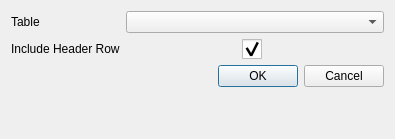
Before: the Qt Designer form csv_dialog.ui in usnistgov/5G-NR-LTE-Sidelink-Capacity-Estimator, drawn with Qt 5.
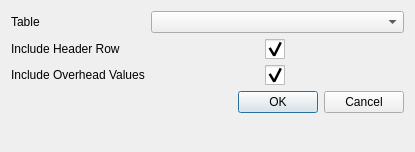
After: the same form once the commit is applied.

Commit message: Add optional overhead export for NR CSV export

What changed in the file:
```diff
--- a/csv_dialog.ui
+++ b/csv_dialog.ui
@@ -9,8 +9,8 @@
    <rect>
     <x>0</x>
     <y>0</y>
-    <width>395</width>
-    <height>139</height>
+    <width>415</width>
+    <height>152</height>
    </rect>
   </property>
   <property name="windowTitle">
@@ -33,54 +33,7 @@
    <item row="0" column="1">
     <widget class="QComboBox" name="comboTable"/>
    </item>
-   <item row="1" column="0">
-    <widget class="QLabel" name="lblHeader">
-     <property name="text">
-      <string>Include Header Row</string>
-     </property>
-    </widget>
-   </item>
-   <item row="1" column="1">
-    <layout class="QHBoxLayout" name="horizontalLayout">
-     <item>
-      <spacer name="horizontalSpacer">
-       <property name="orientation">
-        <enum>Qt::Horizontal</enum>
-       </property>
-       <property name="sizeHint" stdset="0">
-        <size>
-         <width>40</width>
-         <height>20</height>
-        </size>
-       </property>
-      </spacer>
-     </item>
-     <item>
-      <widget class="QCheckBox" name="checkHeaders">
-       <property name="text">
-        <string/>
-       </property>
-       <property name="checked">
-        <bool>true</bool>
-       </property>
-      </widget>
-     </item>
-     <item>
-      <spacer name="horizontalSpacer_2">
-       <property name="orientation">
-        <enum>Qt::Horizontal</enum>
-       </property>
-       <property name="sizeHint" stdset="0">
-        <size>
-         <width>40</width>
-         <height>20</height>
-        </size>
-       </property>
-      </spacer>
-     </item>
-    </layout>
-   </item>
-   <item row="2" column="1">
+   <item row="6" column="1">
     <widget class="QDialogButtonBox" name="buttons">
      <property name="orientation">
       <enum>Qt::Horizontal</enum>
@@ -90,6 +43,100 @@
      </property>
     </widget>
    </item>
+   <item row="3" column="1">
+    <layout class="QHBoxLayout" name="hlHeader">
+     <item>
+      <spacer name="horizontalSpacer">
+       <property name="orientation">
+        <enum>Qt::Horizontal</enum>
+       </property>
+       <property name="sizeHint" stdset="0">
+        <size>
+         <width>40</width>
+         <height>20</height>
+        </size>
+       </property>
+      </spacer>
+     </item>
+     <item>
+      <widget class="QCheckBox" name="checkOverhead">
+       <property name="text">
+        <string/>
+       </property>
+       <property name="checked">
+        <bool>true</bool>
+       </property>
+      </widget>
+     </item>
+     <item>
+      <spacer name="horizontalSpacer_2">
+       <property name="orientation">
+        <enum>Qt::Horizontal</enum>
+       </property>
+       <property name="sizeHint" stdset="0">
+        <size>
+         <width>40</width>
+         <height>20</height>
+        </size>
+       </property>
+      </spacer>
+     </item>
+    </layout>
+   </item>
+   <item row="2" column="1">
+    <layout class="QHBoxLayout" name="hlOverhead">
+     <item>
+      <spacer name="horizontalSpacer_3">
+       <property name="orientation">
+        <enum>Qt::Horizontal</enum>
+       </property>
+       <property name="sizeHint" stdset="0">
+        <size>
+         <width>40</width>
+         <height>20</height>
+        </size>
+       </property>
+      </spacer>
+     </item>
+     <item>
+      <widget class="QCheckBox" name="checkHeaders">
+       <property name="text">
+        <string/>
+       </property>
+       <property name="checked">
+        <bool>true</bool>
+       </property>
+      </widget>
+     </item>
+     <item>
+      <spacer name="horizontalSpacer_4">
+       <property name="orientation">
+        <enum>Qt::Horizontal</enum>
+       </property>
+       <property name="sizeHint" stdset="0">
+        <size>
+         <width>40</width>
+         <height>20</height>
+        </size>
+       </property>
+      </spacer>
+     </item>
+    </layout>
+   </item>
+   <item row="2" column="0">
+    <widget class="QLabel" name="lblHeader">
+     <property name="text">
+      <string>Include Header Row</string>
+     </property>
+    </widget>
+   </item>
+   <item row="3" column="0">
+    <widget class="QLabel" name="lblOverhead">
+     <property name="text">
+      <string>Include Overhead Values</string>
+     </property>
+    </widget>
+   </item>
   </layout>
  </widget>
  <resources/>
```
The commit also changes 2 other files.
